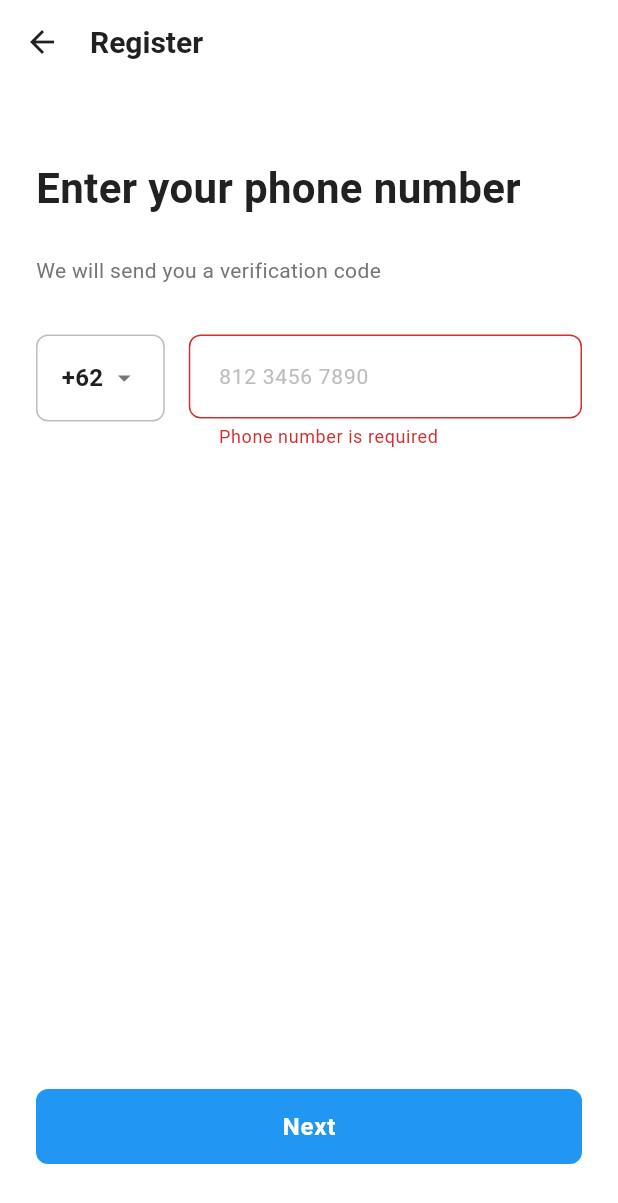
After one commit to rofiqoff/chat_app, a Flutter app: the PhoneAuthScreen screen opened directly, after a tap on "Next", on a phone screen of 412 x 824 dp. The commit adds this screen. Shown: the top 1203 px of the screen. Run offline on Flutter 3.47's test engine with Material 3 defaults, Android fonts, the phone set to English and light mode, and no system bars.

Commit message:
feat: add phone authentication screen and input validation

```diff
--- a/lib/core/constants/app_strings.dart
+++ b/lib/core/constants/app_strings.dart
@@ -13,7 +13,8 @@ class AppStrings {
   static const String enterPhoneNumber = 'Enter your phone number';
   static const String verificationCodeSent =
       'We will send you a verification code';
+  static const String phoneNumberHint = '812 3456 7890';
   static const String next = 'Next';
-
-  // You can add more strings as you build features
+  static const String phoneNumberRequired = 'Phone number is required';
+  static const String phoneNumberInvalid = 'Please enter a valid phone number';
 }
--- a/lib/core/theme/app_text_styles.dart
+++ b/lib/core/theme/app_text_styles.dart
@@ -80,7 +80,7 @@ class AppTextStyles {
   static const TextStyle appBarTitle = TextStyle(
     fontSize: 20,
     fontWeight: FontWeight.w600,
-    color: AppColors.surface,
+    color: AppColors.textPrimary,
     fontFamily: fontFamily,
   );
 }
--- a/lib/core/theme/app_theme.dart
+++ b/lib/core/theme/app_theme.dart
@@ -17,11 +17,13 @@ class AppTheme {
 
       // Appar theme
       appBarTheme: const AppBarTheme(
-          backgroundColor: AppColors.primary,
-          foregroundColor: AppColors.surface,
-          elevation: 0,
-          centerTitle: false,
-          titleTextStyle: AppTextStyles.appBarTitle),
+        backgroundColor: AppColors.primary,
+        foregroundColor: AppColors.surface,
+        elevation: 0,
+        titleSpacing: 4,
+        centerTitle: false,
+        titleTextStyle: AppTextStyles.appBarTitle,
+      ),
 
       // Text theme
       textTheme: const TextTheme(
--- /dev/null
+++ b/lib/features/authentication/presentation/screens/phone_auth_screen.dart
@@ -0,0 +1,193 @@
+import 'package:chat_app/core/constants/app_constants.dart';
+import 'package:chat_app/core/constants/app_strings.dart';
+import 'package:chat_app/core/theme/app_colors.dart';
+import 'package:chat_app/core/theme/app_text_styles.dart';
+import 'package:chat_app/shared/atoms/app_button.dart';
+import 'package:chat_app/shared/atoms/app_text_field.dart';
+import 'package:flutter/foundation.dart';
+import 'package:flutter/material.dart';
+import 'package:flutter/services.dart';
+
+class PhoneAuthScreen extends StatefulWidget {
+  final bool isLogin;
+
+  const PhoneAuthScreen({
+    Key? key,
+    required this.isLogin,
+  }) : super(key: key);
+
+  @override
+  State<PhoneAuthScreen> createState() => _PhoneAuthScreenState();
+}
+
+class _PhoneAuthScreenState extends State<PhoneAuthScreen> {
+  final TextEditingController _phoneController = TextEditingController();
+  final GlobalKey<FormState> _formKey = GlobalKey<FormState>();
+
+  // State variables
+  String _countryCode = '+62';
+  bool _isLoading = false;
+
+  @override
+  void dispose() {
+    _phoneController.dispose();
+    super.dispose();
+  }
+
+  String? _validatePhoneNumber(String? value) {
+    if (value == null || value.isEmpty) {
+      return AppStrings.phoneNumberRequired;
+    }
+
+    // Check if contains only digits
+    if (!RegExp(r'^[0-9]+$').hasMatch(value)) {
+      return AppStrings.phoneNumberInvalid;
+    }
+
+    // Check minimum length (adjust based on your country)
+    if (value.length < 9) {
+      return AppStrings.phoneNumberInvalid;
+    }
+    return null; // null means validation passed
+  }
+
+  void _handleNext() {
+    if (_formKey.currentState!.validate()) {
+      setState(() {
+        _isLoading = true;
+      });
+
+      Future.delayed(const Duration(seconds: 2), () {
+        setState(() {
+          _isLoading = false;
+        });
+
+        String fullPhoneNumber = '$_countryCode${_phoneController.text}';
+
+        if (kDebugMode) {
+          print('Phone number: $fullPhoneNumber');
+        }
+
+        // TODO: Navigate to OTP screen
+        // We'll implement this in the next step
+      });
+    }
+  }
+
+  @override
+  Widget build(BuildContext context) {
+    return Scaffold(
+      backgroundColor: AppColors.surface,
+      appBar: AppBar(
+        title: Text(widget.isLogin ? AppStrings.login : AppStrings.register),
+        backgroundColor: AppColors.surface,
+        foregroundColor: AppColors.textPrimary,
+        elevation: 0,
+      ),
+      body: SafeArea(
+        child: Padding(
+          padding: const EdgeInsets.all(AppConstants.spacingL),
+          child: Form(
+            key: _formKey,
+            child: Column(
+              crossAxisAlignment: CrossAxisAlignment.start,
+              children: [
+                const SizedBox(height: AppConstants.spacingL),
+
+                // Title
+                const Text(
+                  AppStrings.enterPhoneNumber,
+                  style: AppTextStyles.heading2,
+                ),
+
+                const SizedBox(height: AppConstants.spacingL),
+
+                Text(
+                  AppStrings.verificationCodeSent,
+                  style: AppTextStyles.bodyMedium.copyWith(
+                    color: AppColors.textSecondary,
+                  ),
+                ),
+
+                const SizedBox(height: AppConstants.spacingXL),
+
+                Row(
+                  crossAxisAlignment: CrossAxisAlignment.start,
+                  children: [
+                    // Country Code Selector
+                    _buildCountryCodeSelector(),
+
+                    const SizedBox(width: AppConstants.spacingM),
+
+                    // Phone Number Input
+                    Expanded(
+                      child: AppTextField(
+                        controller: _phoneController,
+                        hintText: AppStrings.phoneNumberHint,
+                        keyboardType: TextInputType.phone,
+                        validator: _validatePhoneNumber,
+                        inputFormatters: [
+                          FilteringTextInputFormatter
+                              .digitsOnly, // Only numbers
+                          LengthLimitingTextInputFormatter(13), // Max 13 digits
+                        ],
+                      ),
+                    ),
+                  ],
+                ),
+
+                const Spacer(),
+
+                // Next Button
+                AppButton(
+                  label: AppStrings.next,
+                  onPressed: _handleNext,
+                  isLoading: _isLoading,
+                ),
+
+                const SizedBox(height: AppConstants.spacingL),
+              ],
+            ),
+          ),
+        ),
+      ),
+    );
+  }
+
+  /// Builds country code selector
+  Widget _buildCountryCodeSelector() {
+    return GestureDetector(
+      onTap: () {
+        // TODO: Show country code picker
+        // For now, we'll keep it simple with just +62
+        print('Country code selector tapped');
+      },
+      child: Container(
+        padding: const EdgeInsets.symmetric(
+          horizontal: AppConstants.spacingM,
+          vertical: AppConstants.spacingM,
+        ),
+        decoration: BoxDecoration(
+          border: Border.all(color: AppColors.border),
+          borderRadius: BorderRadius.circular(AppConstants.radiusM),
+        ),
+        child: Row(
+          children: [
+            Text(
+              _countryCode,
+              style: AppTextStyles.bodyLarge.copyWith(
+                fontWeight: FontWeight.w600,
+              ),
+            ),
+            const SizedBox(width: 4),
+            const Icon(
+              Icons.arrow_drop_down,
+              color: AppColors.textSecondary,
+              size: 20,
+            ),
+          ],
+        ),
+      ),
+    );
+  }
+}
--- a/lib/features/onboarding/presentation/screens/onboarding_screen.dart
+++ b/lib/features/onboarding/presentation/screens/onboarding_screen.dart
@@ -2,6 +2,7 @@ import 'package:chat_app/core/constants/app_constants.dart';
 import 'package:chat_app/core/constants/app_strings.dart';
 import 'package:chat_app/core/theme/app_colors.dart';
 import 'package:chat_app/core/theme/app_text_styles.dart';
+import 'package:chat_app/features/authentication/presentation/screens/phone_auth_screen.dart';
 import 'package:chat_app/shared/atoms/app_button.dart';
 import 'package:flutter/foundation.dart';
 import 'package:flutter/material.dart';
@@ -54,9 +55,12 @@ class OnboardingScreen extends StatelessWidget {
               AppButton(
                 label: AppStrings.getStarted,
                 onPressed: () {
-                  if (kDebugMode) {
-                    print('Get Started clicked!');
-                  }
+                  Navigator.push(
+                    context,
+                    MaterialPageRoute(
+                        builder: (context) =>
+                            const PhoneAuthScreen(isLogin: false)),
+                  );
                 },
               ),
 
@@ -66,7 +70,12 @@ class OnboardingScreen extends StatelessWidget {
               AppButton(
                 label: AppStrings.alreadyHaveAccount,
                 onPressed: () {
-                  print('Login clicked!');
+                  Navigator.push(
+                    context,
+                    MaterialPageRoute(
+                        builder: (context) =>
+                            const PhoneAuthScreen(isLogin: true)),
+                  );
                 },
                 isOutlined: true,
               ),
--- /dev/null
+++ b/lib/shared/atoms/app_text_field.dart
@@ -0,0 +1,79 @@
+import 'package:chat_app/core/constants/app_constants.dart';
+import 'package:chat_app/core/theme/app_colors.dart';
+import 'package:chat_app/core/theme/app_text_styles.dart';
+import 'package:flutter/material.dart';
+import 'package:flutter/services.dart';
+
+class AppTextField extends StatelessWidget {
+  final TextEditingController controller;
+  final String? hintText;
+  final String? labelText;
+  final TextInputType keyboardType;
+  final bool obscureText;
+  final Widget? prefixIcon;
+  final Widget? suffixIcon;
+  final String? Function(String?)? validator;
+  final void Function(String)? onChanged;
+  final int? maxLength;
+  final List<TextInputFormatter>? inputFormatters;
+
+  const AppTextField({
+    Key? key,
+    required this.controller,
+    this.hintText,
+    this.labelText,
+    this.keyboardType = TextInputType.text,
+    this.obscureText = false,
+    this.prefixIcon,
+    this.suffixIcon,
+    this.validator,
+    this.onChanged,
+    this.maxLength,
+    this.inputFormatters,
+  }) : super(key: key);
+
+  @override
+  Widget build(BuildContext context) {
+    return TextFormField(
+      controller: controller,
+      keyboardType: keyboardType,
+      obscureText: obscureText,
+      validator: validator,
+      onChanged: onChanged,
+      maxLength: maxLength,
+      inputFormatters: inputFormatters,
+      style: AppTextStyles.bodyLarge,
+      decoration: InputDecoration(
+        hintText: hintText,
+        labelText: labelText,
+        prefixIcon: prefixIcon,
+        suffixIcon: suffixIcon,
+        counterText: '',
+        border: OutlineInputBorder(
+          borderRadius: BorderRadius.circular(AppConstants.radiusM),
+          borderSide: const BorderSide(color: AppColors.border),
+        ),
+        enabledBorder: OutlineInputBorder(
+          borderRadius: BorderRadius.circular(AppConstants.radiusM),
+          borderSide: const BorderSide(color: AppColors.border),
+        ),
+        focusedBorder: OutlineInputBorder(
+          borderRadius: BorderRadius.circular(AppConstants.radiusM),
+          borderSide: const BorderSide(color: AppColors.primary, width: 2),
+        ),
+        errorBorder: OutlineInputBorder(
+          borderRadius: BorderRadius.circular(AppConstants.radiusM),
+          borderSide: const BorderSide(color: AppColors.error),
+        ),
+        focusedErrorBorder: OutlineInputBorder(
+          borderRadius: BorderRadius.circular(AppConstants.radiusM),
+          borderSide: const BorderSide(color: AppColors.error, width: 2),
+        ),
+        contentPadding: const EdgeInsets.symmetric(
+          vertical: AppConstants.spacingM,
+          horizontal: AppConstants.spacingM,
+        ),
+      ),
+    );
+  }
+}
```
